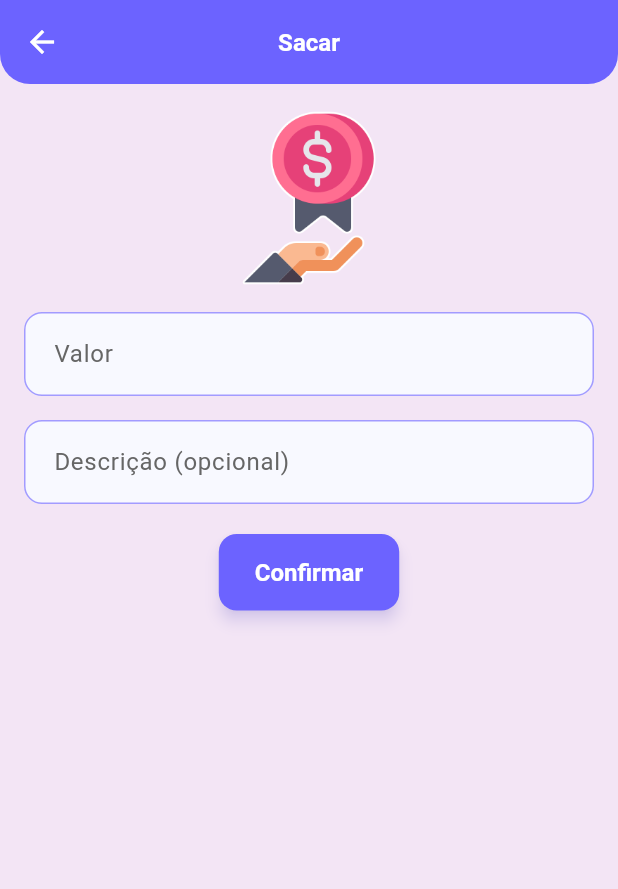
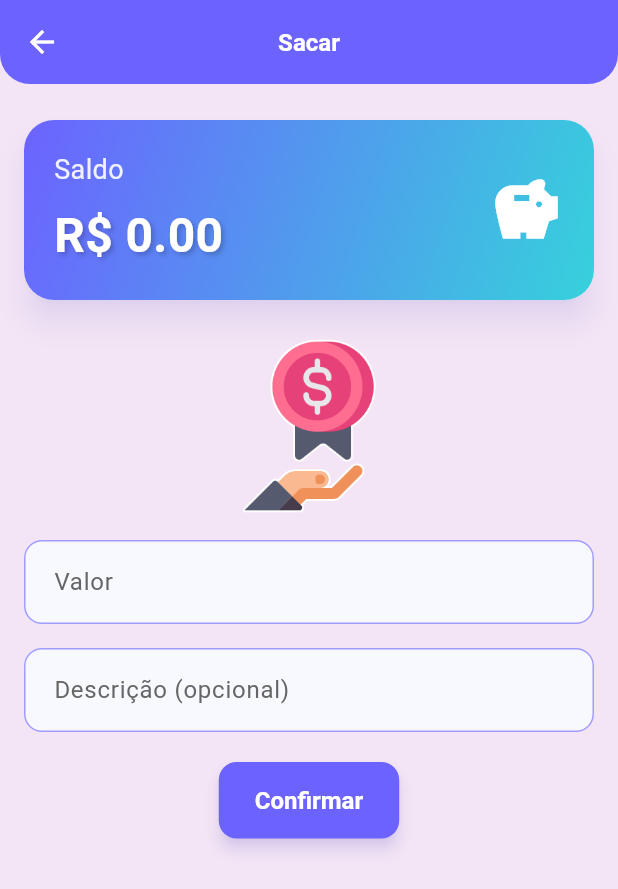
Before and after one commit to elbriga/my_kid_money, a Flutter app: the screen it shows after launch, after a tap on "Sacar", on a phone screen of 412 x 824 dp. Shown: the top 889 px of the screen. Run offline on Flutter 3.47's test engine with Material 3 defaults, Android fonts, the phone set to English and light mode, and no system bars; our stand-ins replace audioplayers, confetti, fl_chart, image_picker, local_auth, shared_preferences; accounts and stored records are empty.

Commit message:
balancecard on withdrawscreen

```diff
--- a/lib/screens/withdraw_screen.dart
+++ b/lib/screens/withdraw_screen.dart
@@ -1,4 +1,5 @@
 import 'package:flutter/material.dart';
+import 'package:my_kid_money/widgets/balance_card.dart';
 import '../services/storage_service.dart';
 import '../models/transaction.dart';
 import '../models/account.dart'; // Added this import
@@ -14,8 +15,37 @@
   final controllerValor = TextEditingController();
   final controllerDescricao = TextEditingController();
 
+  Account? _currentAccount;
+  bool _isLoading = true;
+
   void showMsg(String m) =>
       ScaffoldMessenger.of(context).showSnackBar(SnackBar(content: Text(m)));
+
+  @override
+  @override
+  void initState() {
+    super.initState();
+    _loadAccount();
+  }
+
+  Future<void> _loadAccount() async {
+    setState(() {
+      _isLoading = true;
+    });
+    try {
+      _currentAccount = await StorageService.getCurrentAccount();
+    } catch (e) {
+      showMsg("Erro ao carregar conta");
+      setState(() {
+        _isLoading = false;
+        _currentAccount = null;
+      });
+    } finally {
+      setState(() {
+        _isLoading = false;
+      });
+    }
+  }
 
   Future<void> doWithdraw() async {
     final value = double.tryParse(controllerValor.text.replaceAll(',', '.'));
@@ -36,10 +66,7 @@
     }
   }
 
-  Future<void> _showPasswordDialog(
-    double value,
-    Account currentAccount,
-  ) async {
+  Future<void> _showPasswordDialog(double value, Account currentAccount) async {
     final passwordController = TextEditingController();
     showDialog(
       context: context,
@@ -63,7 +90,8 @@
                   showMsg('Por favor, digite a senha');
                   return;
                 }
-                if (passwordController.text == (currentAccount.password ?? '')) {
+                if (passwordController.text ==
+                    (currentAccount.password ?? '')) {
                   Navigator.pop(context);
                   _performWithdrawal(value, currentAccount);
                 } else {
@@ -78,10 +106,7 @@
     );
   }
 
-  Future<void> _performWithdrawal(
-    double value,
-    Account currentAccount,
-  ) async {
+  Future<void> _performWithdrawal(double value, Account currentAccount) async {
     final desc = controllerDescricao.text;
 
     if (value > currentAccount.balance) return showMsg("Saldo insuficiente");
@@ -103,6 +128,35 @@
 
   @override
   Widget build(BuildContext context) {
+    if (_isLoading) {
+      return Scaffold(
+        appBar: AppBar(title: const Text("Sacar")),
+        backgroundColor: Colors.purple[50],
+        body: const Center(child: CircularProgressIndicator()),
+      );
+    }
+
+    if (_currentAccount == null) {
+      return Scaffold(
+        appBar: AppBar(title: const Text("Sacar")),
+        backgroundColor: Colors.purple[50],
+        body: Center(
+          child: Column(
+            mainAxisAlignment: MainAxisAlignment.center,
+            children: [
+              const Text('Não foi possível carregar a conta.'),
+              ElevatedButton(
+                onPressed: () {
+                  _loadAccount();
+                },
+                child: const Text('Tentar novamente'),
+              ),
+            ],
+          ),
+        ),
+      );
+    }
+
     return Scaffold(
       appBar: AppBar(title: const Text("Sacar")),
       backgroundColor: Colors.purple[50],
@@ -110,6 +164,8 @@
         padding: const EdgeInsets.all(16),
         child: Column(
           children: [
+            BalanceCard(balance: _currentAccount!.balance),
+            const SizedBox(height: 16),
             Image.asset('assets/icon/cifrao.png', height: 120, width: 120),
             const SizedBox(height: 16),
             TextField(
```
